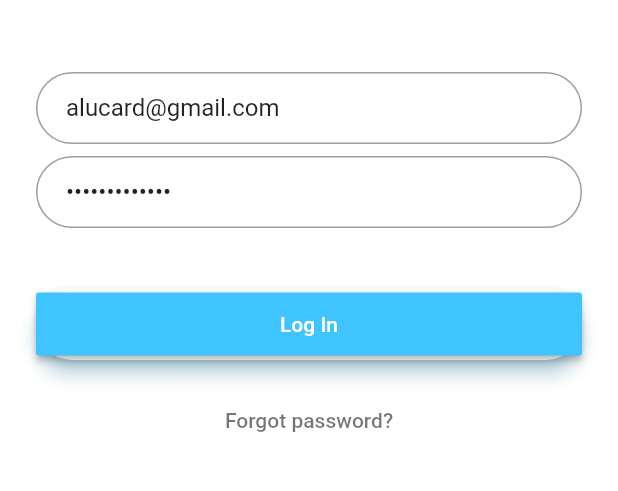
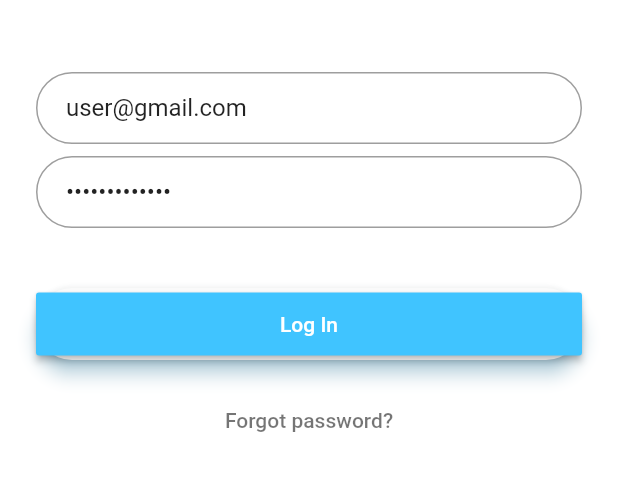
Before and after one commit to Sriram97/Apec-Challenge, a Flutter app: the screen it shows after launch, on a phone screen of 412 x 824 dp, the part 462-953 px from its top. Run offline on Flutter 3.47's test engine with Material 2 defaults, Android fonts, the phone set to English and light mode, and no system bars; missing offline and left inert: flutter_sparkline.

Commit message:
login function

```diff
--- a/apec_app/lib/pages/login_page.dart
+++ b/apec_app/lib/pages/login_page.dart
@@ -23,16 +23,17 @@ class _LoginPageState extends State<LoginPage> {
       ),
     );
 
+
     final email = new TextFormField(
       keyboardType: TextInputType.emailAddress,
       autofocus: false,
-      /*
+
       onFieldSubmitted: (String str){
         setState(() {
           emailString = str;
                 });
-      },*/
-      initialValue: 'alucard@gmail.com',
+      },
+      initialValue: 'user@gmail.com',
       decoration: InputDecoration(
         hintText: 'Email',
         contentPadding: EdgeInsets.fromLTRB(20.0, 10.0, 20.0, 10.0),
@@ -61,7 +62,7 @@ class _LoginPageState extends State<LoginPage> {
           minWidth: 200.0,
           height: 42.0,
           onPressed: () {
-            Navigator.of(context).pushNamed('/Home');
+            //Navigator.of(context).pushNamed('/User');
             if (emailString=="user@gmail.com") {
               Navigator.of(context).pushNamed('/User');
             } else if(emailString=="seller@gmail.com") {
```
